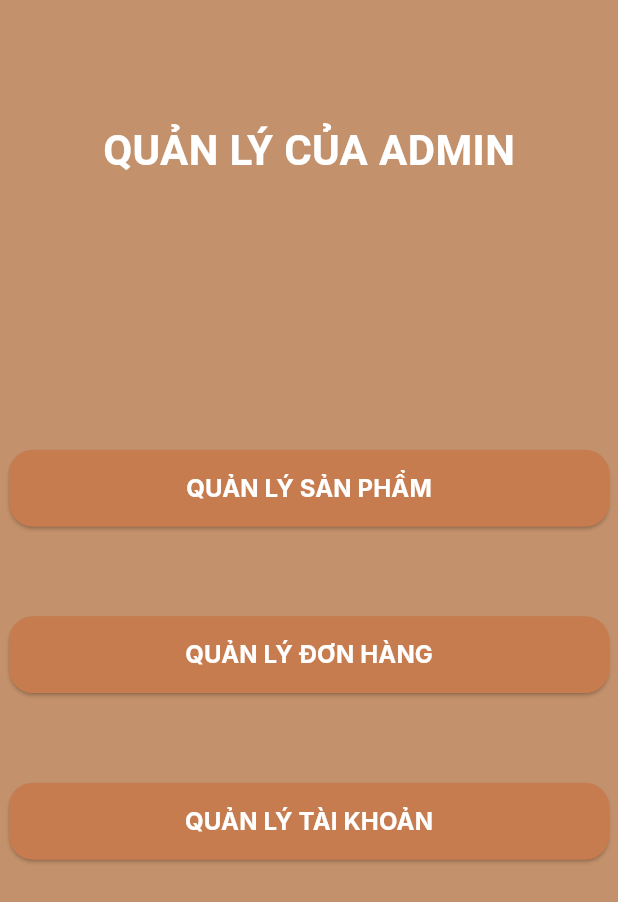
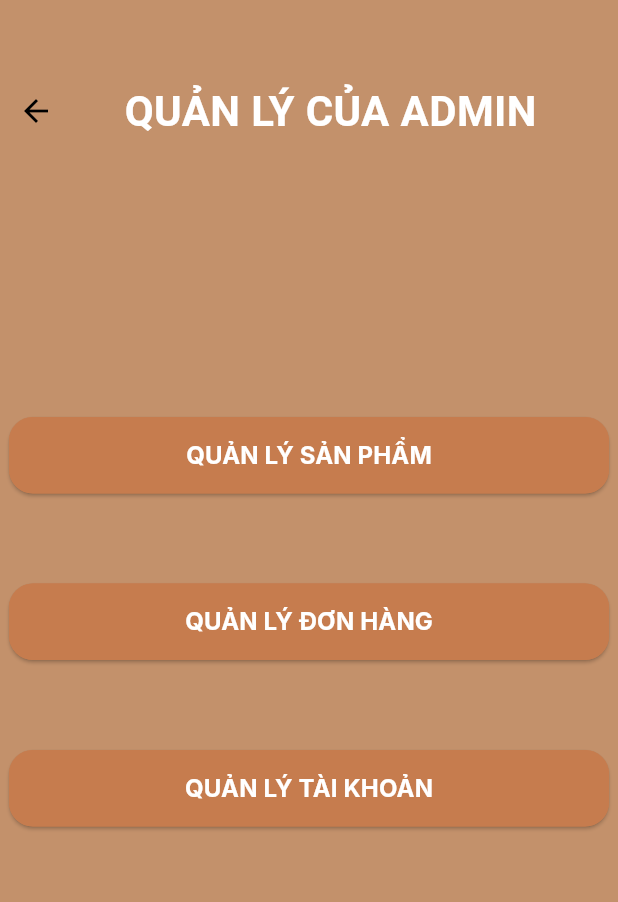
Before and after one commit to AnhTuan21DH114273/Coffee, a Flutter app: the screen it shows after launch, on a phone screen of 412 x 824 dp. Shown: the top 902 px of the screen. Run offline on Flutter 3.47's test engine with Material 3 defaults, Android fonts, the phone set to English and light mode, and no system bars; our stand-ins replace buttons_tabbar, carousel_slider, dotted_line, flutter_rating_bar, flutter_svg, pinput and 1 more; Roboto replaces fonts that are missing (Inter); project files that could hold a hidden picture were left out.

Commit message:
update admin

```diff
--- a/lib/admin/admin_screen.dart
+++ b/lib/admin/admin_screen.dart
@@ -22,8 +22,16 @@ class _AdminScreenState extends State<AdminScreen> {
         child: Column(
           children: [
             const SizedBox(
-              height: 80,
+              height: 50,
             ),
+            Row(
+              children: [
+                IconButton(
+                  onPressed: () {
+                    Navigator.pop(context);
+                  },
+                  icon: const Icon(Icons.arrow_back, color: Colors.black,)),
+                  const SizedBox(width: 35,),
                   const Text(
                   "QUẢN LÝ CỦA ADMIN",
                   style: TextStyle(
@@ -31,6 +39,8 @@ class _AdminScreenState extends State<AdminScreen> {
                     fontWeight: FontWeight.bold,
                     fontSize: 28,
                   ),
+                ),
+              ],
             ),
             const SizedBox(
               height: 150,
```
Lines whose indentation alone changed are shown as unchanged.
